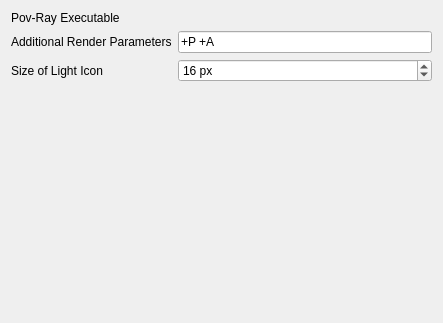
First picture: the form in prefPage.ui, repository TheRaytracers/freecad-povray-render, before the edit.
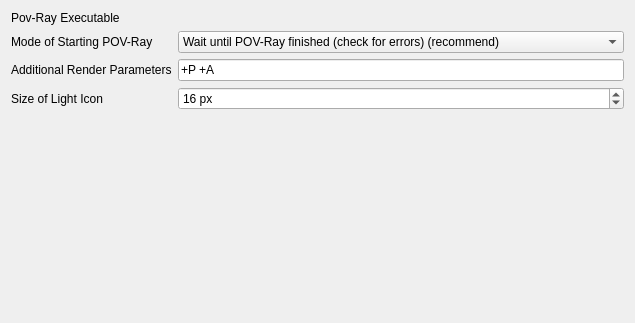
Second picture: the form after the edit. Custom widgets are drawn as their Qt base class.

Commit message: Add option for choosing mode of starting POV-Ray

The edit to the form file:
```diff
--- a/prefPage.ui
+++ b/prefPage.ui
@@ -6,7 +6,7 @@
    <rect>
     <x>0</x>
     <y>0</y>
-    <width>443</width>
+    <width>635</width>
     <height>323</height>
    </rect>
   </property>
@@ -31,14 +31,14 @@
      </property>
     </widget>
    </item>
-   <item row="1" column="0">
+   <item row="2" column="0">
     <widget class="QLabel" name="label_2">
      <property name="text">
       <string>Additional Render Parameters</string>
      </property>
     </widget>
    </item>
-   <item row="1" column="1">
+   <item row="2" column="1">
     <widget class="Gui::PrefLineEdit" name="lineEdit">
      <property name="contextMenuPolicy">
       <enum>Qt::DefaultContextMenu</enum>
@@ -54,14 +54,14 @@
      </property>
     </widget>
    </item>
-   <item row="2" column="0">
+   <item row="3" column="0">
     <widget class="QLabel" name="label_3">
      <property name="text">
       <string>Size of Light Icon</string>
      </property>
     </widget>
    </item>
-   <item row="2" column="1">
+   <item row="3" column="1">
     <widget class="Gui::PrefSpinBox" name="spinBox">
      <property name="suffix">
       <string> px</string>
@@ -83,7 +83,7 @@
      </property>
     </widget>
    </item>
-   <item row="3" column="0" colspan="2">
+   <item row="5" column="0" colspan="2">
     <spacer name="verticalSpacer">
      <property name="orientation">
       <enum>Qt::Vertical</enum>
@@ -96,6 +96,36 @@
      </property>
     </spacer>
    </item>
+   <item row="1" column="0">
+    <widget class="QLabel" name="label_4">
+     <property name="text">
+      <string>Mode of Starting POV-Ray</string>
+     </property>
+    </widget>
+   </item>
+   <item row="1" column="1">
+    <widget class="Gui::PrefComboBox" name="comboBox">
+     <property name="currentText">
+      <string>Wait until POV-Ray finished (check for errors) (recommend)</string>
+     </property>
+     <property name="prefEntry" stdset="0">
+      <cstring>ExecMode</cstring>
+     </property>
+     <property name="prefPath" stdset="0">
+      <cstring>Mod/POV-Ray</cstring>
+     </property>
+     <item>
+      <property name="text">
+       <string>Wait until POV-Ray finished (check for errors) (recommend)</string>
+      </property>
+     </item>
+     <item>
+      <property name="text">
+       <string>Start POV-Ray independently from FreeCAD (no check for errors)</string>
+      </property>
+     </item>
+    </widget>
+   </item>
   </layout>
  </widget>
  <customwidgets>
@@ -114,6 +144,11 @@
    <extends>QSpinBox</extends>
    <header>Gui/PrefWidgets.h</header>
   </customwidget>
+  <customwidget>
+   <class>Gui::PrefComboBox</class>
+   <extends>QComboBox</extends>
+   <header>Gui/PrefWidgets.h</header>
+  </customwidget>
   <customwidget>
    <class>Gui::PrefLineEdit</class>
    <extends>QLineEdit</extends>
```
The commit also changes 1 other file.
